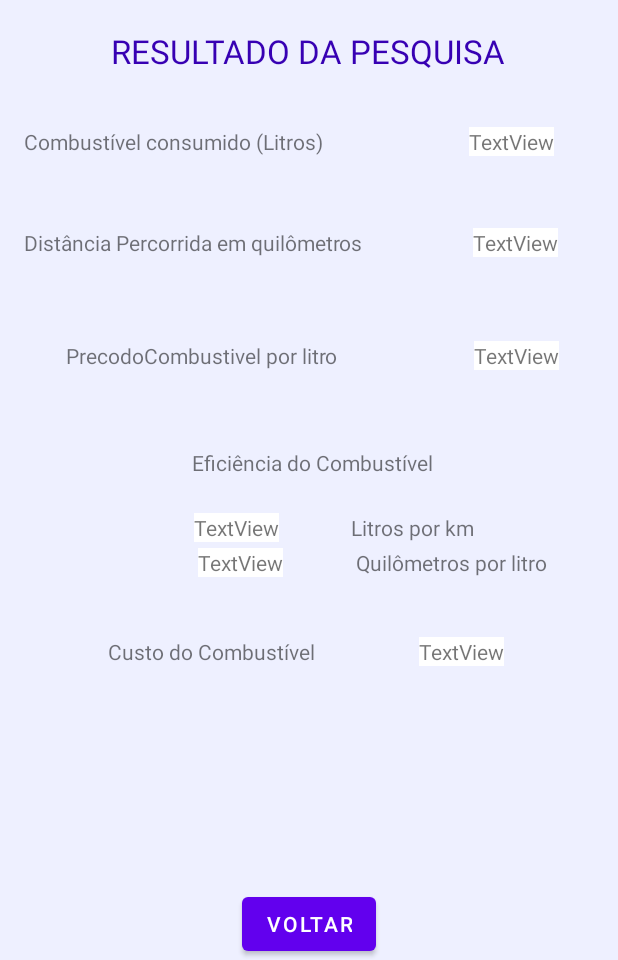
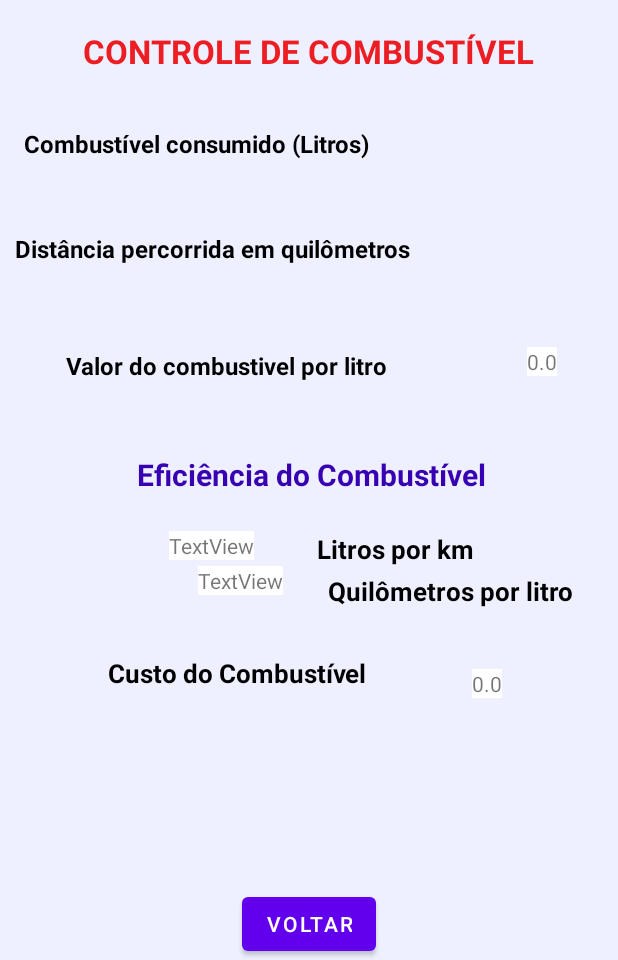
Before and after one commit to Ediberto/EcoDriveApp, an Android app: the SegundaTela screen opened directly, with no data from a screen before it, after a tap on "RESULTADOS", on a phone screen of 412 x 824 dp, the part 276-1236 px from its top. Run offline under Robolectric (Android 15) with nearby library versions, the light colour scheme and no system bars; 5 statements that could not run were skipped; 1 other tap on this screen came first.

Commit message:
Tela de Resultados 80 % OK.

```diff
--- a/app/src/main/java/com/example/ecodriveapp/SegundaTela.kt
+++ b/app/src/main/java/com/example/ecodriveapp/SegundaTela.kt
@@ -22,7 +22,6 @@ class SegundaTela : AppCompatActivity() {
         var btnResultado = findViewById<Button>(R.id.btnResultado)
         btnResultado.visibility=View.INVISIBLE
         val txtConsumo = findViewById<TextView>(R.id.txtMsg)
-
         val btnCalcular = findViewById<Button>(R.id.btnCalcular)
         val flexBox = findViewById<CheckBox>(R.id.idFlexCheckBox)
         val flexBoxGasolina = findViewById<CheckBox>(R.id.idGasolinacheckBox)
@@ -30,30 +29,12 @@ class SegundaTela : AppCompatActivity() {
         val txtprecoAlcool = findViewById<TextView>(R.id.textprecoAlcool)
         val txtprecoGasolina = findViewById<TextView>(R.id.textprecoGasolina)
         val txtprecoOutros = findViewById<TextView>(R.id.textprecoOutros)
-
-        /*
-        val toolbar: Toolbar = findViewById(R.id.toolbar)
-        setSupportActionBar(toolbar)
-
-        supportActionBar?.setDisplayHomeAsUpEnabled(true)
-
-        toolbar.setOnMenuItemClickListener { menuItem ->
-            if (menuItem.itemId == android.R.id.home) {
-                onBackPressed()
-                true
-            } else {
-                false
-            }
-        }  */
-
-
         //Definição do OUVINTE PARA O CheckBox
         flexBox.setOnCheckedChangeListener { _, isChecked ->
             if (isChecked) {
                 txtprecoAlcool.visibility = View.VISIBLE
                 edtprecoAlcool.visibility = View.VISIBLE
                 edtprecoAlcool.requestFocus()
-
                 txtprecoGasolina.visibility = View.VISIBLE
                 edtprecoGasolina.visibility = View.VISIBLE
                 edtDistancia.visibility = View.VISIBLE
@@ -143,8 +124,6 @@ class SegundaTela : AppCompatActivity() {
                 txtResultado.text = ""
             }
         }
-        //var btnResultado = findViewById<Button>(R.id.btnResultado)
-
         //AÇÃO DO BOTAO
         btnCalcular.setOnClickListener {
              if (flexBox.isChecked) {
@@ -253,66 +232,25 @@ class SegundaTela : AppCompatActivity() {
         btnResultado.visibility = View.VISIBLE
         }
         val btnresultado = findViewById<Button>(R.id.btnResultado)// as Button
-        //val n = findViewById<View>(R.id.txtNome) as EditText
         btnresultado.setOnClickListener {
+            var valorcombTelaResult: Float
+            val precoAlcool = edtprecoAlcool.text.toString().toFloat()
+            val precoGasolina = edtprecoGasolina.text.toString().toFloat()
+            if(precoAlcool > precoGasolina) {
+                valorcombTelaResult = precoAlcool
+            } else {
+                valorcombTelaResult = precoGasolina
+            }
             //INTENT EXPLICITA
             val intent = Intent(this, TelaResultados::class.java)
+            //PASSAGEM DOS VALORES DA SEGUNDA TELA PARA A TELARESULTADOS
+            val valoredtTextlitros = edtLitros.text.toString()
+            val valoredtTextdistancia = edtDistancia.text.toString()
+            intent.putExtra("parametro1", valoredtTextlitros )
+            intent.putExtra("parametro2", valoredtTextdistancia)
+            intent.putExtra("parametro3", valorcombTelaResult)
             startActivity(intent)
         }
 
-
     }
-
 }
-/*
-if(flexBox.isChecked) {
-                val valorAlcool: Float = edtprecoAlcool.text.toString().toFloat()
-                val valorGasolina: Float = edtprecoGasolina.text.toString().toFloat()
-                val resultadoFinal: Float = valorAlcool / valorGasolina
-                txtResultado.text = "Resultado: $resultadoFinal"
-                if (resultadoFinal <= 0.7) {
-                    txtResultado.setText("É melhor você usar o Alcool")
-                } else {
-                    txtResultado.setText("É melhor você usar a Gasolina")
-                }
-                val distancia: Float = edtDistancia.text.toString().toFloat()
-                val litros: Float = edtLitros.text.toString().toFloat()
-                val result: Float = (distancia / litros)
-                txtConsumo.text = result.toString()
-                msgkml.visibility = View.VISIBLE
-           }
- */
-/*
-if (edtprecoAlcool.text.toString().isEmpty()) {
-                   Toast.makeText(this, "Favor informar o valor do Álcool!!!", Toast.LENGTH_LONG).show()
-                   edtprecoAlcool.requestFocus()
-               }
- */
-//FUNCIONANDO PARA ALCOOL
-/*if (flexBox.isChecked) {
-                   if (edtprecoAlcool.text.toString().isEmpty()) {
-                       Toast.makeText(
-                           this,
-                           "Favor informar o valor do Álcool!!!",
-                           Toast.LENGTH_LONG
-                       ).show()
-                       edtprecoAlcool.requestFocus()
-                   } else {
-                       val valorAlcool: Float = edtprecoAlcool.text.toString().toFloat()
-                       val valorGasolina: Float = edtprecoGasolina.text.toString().toFloat()
-                       val resultadoFinal: Float = valorAlcool / valorGasolina
-                       txtResultado.text = "Resultado: $resultadoFinal"
-                       if (resultadoFinal <= 0.7) {
-                           txtResultado.setText("É melhor você usar o Alcool")
-                       } else {
-                           txtResultado.setText("É melhor você usar a Gasolina")
-                       }
-                       val distancia: Float = edtDistancia.text.toString().toFloat()
-                       val litros: Float = edtLitros.text.toString().toFloat()
-                       val result: Float = (distancia / litros)
-                       txtConsumo.text = result.toString()
-                       msgkml.visibility = View.VISIBLE
-                   }
-           }
-
- */
--- a/app/src/main/java/com/example/ecodriveapp/TelaResultados.kt
+++ b/app/src/main/java/com/example/ecodriveapp/TelaResultados.kt
@@ -4,13 +4,86 @@ import android.content.Intent
 import androidx.appcompat.app.AppCompatActivity
 import android.os.Bundle
 import android.widget.Button
+import android.widget.TextView
+
 
 class TelaResultados : AppCompatActivity() {
     override fun onCreate(savedInstanceState: Bundle?) {
         super.onCreate(savedInstanceState)
         setContentView(R.layout.activity_tela_resultados)
-        val btnvoltarResultados = findViewById<Button>(R.id.btnVoltarResultados)// as Button
-        //val n = findViewById<View>(R.id.txtNome) as EditText
+
+        val btnvoltarResultados = findViewById<Button>(R.id.btnVoltarResultados)
+        val combustivelConsumido = findViewById<TextView>(R.id.exibeCombustivelConsumido)
+        val distanciaPercorrida = findViewById<TextView>(R.id.exibeDistanciaPercorrida)
+        val valorCombustivel = findViewById<TextView>(R.id.exibeValorCombustivel)
+
+        val valorCombustivelRecebido = intent.getStringExtra("parametro1").toString()
+        val valordistanciaPercorrida = intent.getStringExtra("parametro2").toString()
+        val valorprecoCombustivel = intent.getFloatExtra("parametro3", 0.0f)
+
+        combustivelConsumido.text = valorCombustivelRecebido
+        distanciaPercorrida.text = valordistanciaPercorrida
+        valorCombustivel.text = valorprecoCombustivel.toString()
+
+        val exibelitrosporkm = findViewById<TextView>(R.id.exibeLitrosporkm)
+        val exibekmporlitro = findViewById<TextView>(R.id.exibeKmporlitro)
+
+        exibelitrosporkm.text = (valorCombustivelRecebido.toFloat() / valordistanciaPercorrida.toFloat()).toString()
+        exibekmporlitro.text = (valordistanciaPercorrida.toFloat() / valorCombustivelRecebido.toFloat()).toString()
+
+        val valorcustocombustivel = findViewById<TextView>(R.id.exibeCustocombustivel)
+        val consumo = valorCombustivelRecebido.toFloat()// * valorCombustivel.toFloat().toString
+        valorcustocombustivel.text = (consumo * valorprecoCombustivel).toString()
+
+        //val consumo = valorCombustivelRecebido.toFloat() * valordistanciaPercorrida.toFloat()
+        //valorcustocombustivel.text = (consumo * valorprecoCombustivel).toString()
+
+        btnvoltarResultados.setOnClickListener {
+            val intent = Intent(this, SegundaTela::class.java)
+            startActivity(intent)
+        }
+    }
+}
+
+
+/*class TelaResultados : AppCompatActivity() {
+    override fun onCreate(savedInstanceState: Bundle?) {
+        super.onCreate(savedInstanceState)
+        setContentView(R.layout.activity_tela_resultados)
+
+        val btnvoltarResultados = findViewById<Button>(R.id.btnVoltarResultados)
+        val combustivelConsumido = findViewById<TextView>(R.id.exibeCombustivelConsumido)
+        val distanciaPercorrida = findViewById<TextView>(R.id.exibeDistanciaPercorrida)
+        val valorCombustivel = findViewById<TextView>(R.id.exibeValorCombustivel)
+
+       // val valorCombustivelRecebido = intent.getStringExtra("parametro1")
+        val valorCombustivelRecebido = intent.getStringExtra("parametro1").toString()
+       // val valordistanciaPercorrida = intent.getStringExtra("parametro2")
+        val valordistanciaPercorrida = intent.getStringExtra("parametro2").toString()
+        val valorprecoCombustivel = intent.getFloatExtra("parametro3", 0.00f).toString()
+
+        combustivelConsumido.text = valorCombustivelRecebido
+        distanciaPercorrida.text = valordistanciaPercorrida.toString()
+        valorCombustivel.text = valorprecoCombustivel
+
+        val exibelitrosporkm = findViewById<TextView>(R.id.exibeLitrosporkm)
+        val exibekmporlitro = findViewById<TextView>(R.id.exibeKmporlitro)
+        val exibecombustivelconsumido = findViewById<TextView>(R.id.exibeCombustivelConsumido)
+        val exibecustocombustivel = findViewById<TextView>(R.id.exibeValorCombustivel)
+
+        //CONVERTENDO OS VALORES PARA NUMERICOS, DEPOIS PARA STRING E ATRIBUINDO AOS TEXTVIEWS
+        //CALCULANDO LITROS POR KM
+        exibelitrosporkm.text = (valorCombustivelRecebido.toFloat() / valordistanciaPercorrida.toFloat()).toString()
+        //CALCULANDO KM POR LITROS
+        exibekmporlitro.text = (valordistanciaPercorrida.toFloat() / valorCombustivelRecebido.toFloat()).toString()
+
+        val valorcustocombustivel = findViewById<TextView>(R.id.exibeCustocombustivel)
+        //CALCULANDO CUSTO DO COMBUSTÍVEL
+        valorcustocombustivel.text = (combustivelConsumido.toFloat() * valorCombustivel.toFloat().toString())
+
+       // val consumo = exibecombustivelconsumido.text.toString().toFloat()
+       // exibecustocombustivel.text = (consumo / valorprecoCombustivel.toFloat()).toString()
+
         btnvoltarResultados.setOnClickListener {
             //INTENT EXPLICITA
             val intent = Intent(this, SegundaTela::class.java)
@@ -18,3 +91,4 @@ class TelaResultados : AppCompatActivity() {
         }
     }
 }
+*/
--- a/app/src/main/res/layout/activity_main.xml
+++ b/app/src/main/res/layout/activity_main.xml
@@ -22,8 +22,9 @@
         android:layout_width="wrap_content"
         android:layout_height="wrap_content"
         android:text="CONTROLE DE COMBUSTÍVEL"
-        android:textColor="@color/purple_700"
+        android:textColor="@color/red"
         android:textSize="22sp"
+        android:textStyle="bold"
         app:layout_constraintBottom_toBottomOf="parent"
         app:layout_constraintEnd_toEndOf="parent"
         app:layout_constraintHorizontal_bias="0.495"
--- a/app/src/main/res/layout/activity_tela_resultados.xml
+++ b/app/src/main/res/layout/activity_tela_resultados.xml
@@ -22,9 +22,10 @@
         android:layout_width="wrap_content"
         android:layout_height="wrap_content"
         android:layout_marginTop="1dp"
-        android:text="RESULTADO DA PESQUISA"
-        android:textColor="@color/purple_700"
+        android:text="CONTROLE DE COMBUSTÍVEL"
+        android:textColor="@color/red"
         android:textSize="22sp"
+        android:textStyle="bold"
         app:layout_constraintBottom_toBottomOf="parent"
         app:layout_constraintEnd_toEndOf="parent"
         app:layout_constraintHorizontal_bias="0.496"
@@ -39,6 +40,9 @@
         android:layout_marginStart="16dp"
         android:layout_marginTop="36dp"
         android:text="Combustível consumido (Litros)"
+        android:textStyle="bold"
+        android:textSize="16sp"
+        android:textColor="@color/black"
         app:layout_constraintStart_toStartOf="parent"
         app:layout_constraintTop_toBottomOf="@+id/idMsgResultPesquisa" />
 
@@ -49,6 +53,7 @@
         android:layout_marginTop="36dp"
         android:background="@color/white"
         android:text="TextView"
+        android:textAlignment="center"
         app:layout_constraintEnd_toEndOf="parent"
         app:layout_constraintHorizontal_bias="0.693"
         app:layout_constraintStart_toEndOf="@+id/msgCombConsumido"
@@ -58,9 +63,12 @@
         android:id="@+id/msgDistanciaPercorrida"
         android:layout_width="wrap_content"
         android:layout_height="wrap_content"
-        android:layout_marginStart="16dp"
+        android:layout_marginStart="10dp"
         android:layout_marginTop="48dp"
-        android:text="Distância Percorrida em quilômetros"
+        android:text="Distância percorrida em quilômetros"
+        android:textStyle="bold"
+        android:textSize="16sp"
+        android:textColor="@color/black"
         app:layout_constraintStart_toStartOf="parent"
         app:layout_constraintTop_toBottomOf="@+id/msgCombConsumido" />
 
@@ -68,11 +76,11 @@
         android:id="@+id/exibeDistanciaPercorrida"
         android:layout_width="wrap_content"
         android:layout_height="wrap_content"
-        android:layout_marginTop="48dp"
+        android:layout_marginTop="52dp"
         android:background="@color/white"
         android:text="TextView"
         app:layout_constraintEnd_toEndOf="parent"
-        app:layout_constraintHorizontal_bias="0.65"
+        app:layout_constraintHorizontal_bias="0.53"
         app:layout_constraintStart_toEndOf="@+id/msgDistanciaPercorrida"
         app:layout_constraintTop_toBottomOf="@+id/exibeCombustivelConsumido" />
 
@@ -82,12 +90,15 @@
         android:layout_height="wrap_content"
         android:layout_marginStart="44dp"
         android:layout_marginTop="56dp"
-        android:text="PrecodoCombustivel por litro"
+        android:text="Valor do combustivel por litro"
+        android:textStyle="bold"
+        android:textSize="16sp"
+        android:textColor="@color/black"
         app:layout_constraintStart_toStartOf="parent"
         app:layout_constraintTop_toBottomOf="@+id/msgDistanciaPercorrida" />
 
     <TextView
-        android:id="@+id/exibePrecoCombustivel"
+        android:id="@+id/exibeValorCombustivel"
         android:layout_width="wrap_content"
         android:layout_height="wrap_content"
         android:layout_marginTop="56dp"
@@ -98,25 +109,19 @@
         app:layout_constraintStart_toEndOf="@+id/msgPrecoCombustivel"
         app:layout_constraintTop_toBottomOf="@+id/exibeDistanciaPercorrida" />
 
-    <Button
-        android:id="@+id/btnVoltarResultados"
-        android:layout_width="wrap_content"
-        android:layout_height="wrap_content"
-        android:text="Voltar"
-        app:layout_constraintBottom_toBottomOf="parent"
-        app:layout_constraintEnd_toEndOf="parent"
-        app:layout_constraintStart_toStartOf="parent" />
-
     <TextView
         android:id="@+id/msgEficienciaCombustivel"
         android:layout_width="wrap_content"
         android:layout_height="wrap_content"
         android:layout_marginTop="52dp"
         android:text="Eficiência do Combustível"
+        android:textStyle="bold"
+        android:textSize="20dp"
+        android:textColor="@color/purple_700"
         app:layout_constraintEnd_toEndOf="parent"
         app:layout_constraintHorizontal_bias="0.508"
         app:layout_constraintStart_toStartOf="parent"
-        app:layout_constraintTop_toBottomOf="@+id/exibePrecoCombustivel" />
+        app:layout_constraintTop_toBottomOf="@+id/exibeValorCombustivel" />
 
     <TextView
         android:id="@+id/msgLitrosporkm"
@@ -125,6 +130,9 @@
         android:layout_marginTop="24dp"
         android:layout_marginEnd="96dp"
         android:text="Litros por km"
+        android:textStyle="bold"
+        android:textSize="17sp"
+        android:textColor="@color/black"
         app:layout_constraintEnd_toEndOf="parent"
         app:layout_constraintTop_toBottomOf="@+id/msgEficienciaCombustivel" />
 
@@ -146,9 +154,12 @@
         android:layout_height="wrap_content"
         android:layout_marginTop="4dp"
         android:text="Quilômetros por litro"
+        android:textStyle="bold"
+        android:textSize="17sp"
+        android:textColor="@color/black"
         app:layout_constraintEnd_toEndOf="parent"
         app:layout_constraintHorizontal_bias="0.51"
-        app:layout_constraintStart_toEndOf="@+id/exibekmporlitro"
+        app:layout_constraintStart_toEndOf="@+id/exibeKmporlitro"
         app:layout_constraintTop_toBottomOf="@+id/msgLitrosporkm" />
 
     <TextView
@@ -158,11 +169,14 @@
         android:layout_marginStart="72dp"
         android:layout_marginTop="40dp"
         android:text="Custo do Combustível"
+        android:textStyle="bold"
+        android:textSize="17sp"
+        android:textColor="@color/black"
         app:layout_constraintStart_toStartOf="parent"
-        app:layout_constraintTop_toBottomOf="@+id/exibekmporlitro" />
+        app:layout_constraintTop_toBottomOf="@+id/exibeKmporlitro" />
 
     <TextView
-        android:id="@+id/exibeCustoCombustivel"
+        android:id="@+id/exibeCustocombustivel"
         android:layout_width="wrap_content"
         android:layout_height="wrap_content"
         android:layout_marginTop="40dp"
@@ -174,7 +188,7 @@
         app:layout_constraintTop_toBottomOf="@+id/msgKmporlitro" />
 
     <TextView
-        android:id="@+id/exibekmporlitro"
+        android:id="@+id/exibeKmporlitro"
         android:layout_width="wrap_content"
         android:layout_height="wrap_content"
         android:layout_marginStart="132dp"
@@ -184,5 +198,13 @@
         app:layout_constraintStart_toStartOf="parent"
         app:layout_constraintTop_toBottomOf="@+id/exibeLitrosporkm" />
 
+    <Button
+        android:id="@+id/btnVoltarResultados"
+        android:layout_width="wrap_content"
+        android:layout_height="wrap_content"
+        android:text="Voltar"
+        app:layout_constraintBottom_toBottomOf="parent"
+        app:layout_constraintEnd_toEndOf="parent"
+        app:layout_constraintStart_toStartOf="parent" />
 
 </androidx.constraintlayout.widget.ConstraintLayout>
```
